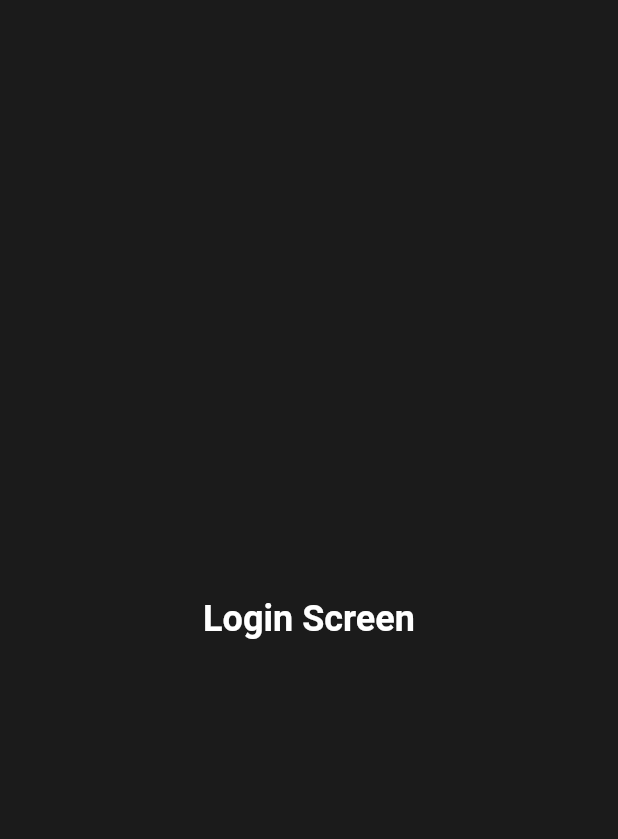
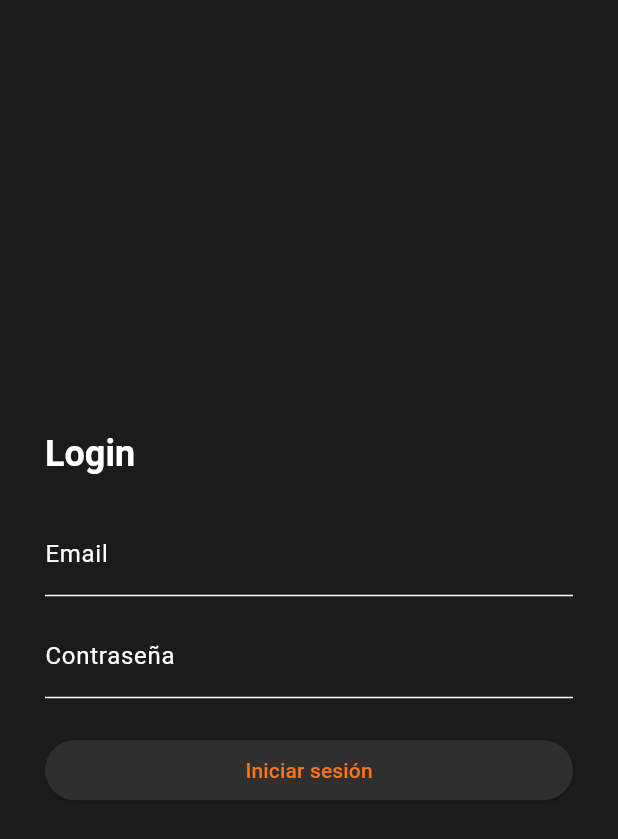
Before and after one commit to Autokratech/Grupo04, a Flutter app: the screen it shows after launch, on a phone screen of 412 x 824 dp. Shown: the top 839 px of the screen. Run offline on Flutter 3.47's test engine with Material 3 defaults, Android fonts, the phone set to English and light mode, and no system bars; our stand-ins replace get_it, go_router.

Commit message:
feature: add login_screen functional form ui

```diff
--- a/frontend/lib/domain/models/widget_type.dart
+++ b/frontend/lib/domain/models/widget_type.dart
@@ -1,5 +1,6 @@
 enum WidgetType {
   status,
   metric,
-  alert
+  list,
+  chart
 }
--- a/frontend/lib/features/auth/presentation/screens/login_screen.dart
+++ b/frontend/lib/features/auth/presentation/screens/login_screen.dart
@@ -1,15 +1,115 @@
 import 'package:flutter/material.dart';
+import 'package:frontend/features/auth/presentation/viewmodels/login_viewmodel.dart';
+import 'package:go_router/go_router.dart';
+import 'package:frontend/features/auth/presentation/states/login_state.dart';
+import 'package:frontend/app/router/app_routes.dart';
 
-class LoginScreen extends StatelessWidget {
+class LoginScreen extends StatefulWidget {
   const LoginScreen({super.key});
+
+  @override
+  State<LoginScreen> createState() => _LoginScreenState();
+}
+
+class _LoginScreenState extends State<LoginScreen> {
+  final LoginViewModel _vm = LoginViewModel();
+
+  final TextEditingController _emailController = TextEditingController();
+  final TextEditingController _passwordController = TextEditingController();
+
+  @override
+  void initState() {
+    super.initState();
+    _vm.addListener(_handleViewModelChanges);
+  }
+
+  void _handleViewModelChanges() {
+    if (!mounted) return;
+
+    if (_vm.state == LoginState.authenticated) {
+      context.go(AppRoutes.dashboard);
+    }
+  }
+
+  void _submitLogin() {
+    final email = _emailController.text.trim();
+    final password = _passwordController.text;
+    _vm.login(email, password);
+  }
+
+  @override
+  void dispose() {
+    _vm.removeListener(_handleViewModelChanges);
+    _emailController.dispose();
+    _passwordController.dispose();
+    super.dispose();
+  }
 
   @override
   Widget build(BuildContext context) {
     return Scaffold(
-      body: Center(
-        child: Text(
-          'Login Screen',
-          style: Theme.of(context).textTheme.headlineSmall,
+      body: SafeArea(
+        child: Center(
+          child: ConstrainedBox(
+            constraints: const BoxConstraints(maxWidth: 400),
+            child: Padding(
+              padding: const EdgeInsets.all(24),
+              child: ListenableBuilder(
+                listenable: _vm,
+                builder: (context, child) {
+                  final isLoading = _vm.state == LoginState.loading;
+                  final errorMessage = _vm.errorMessage;
+                  return Column(
+                    mainAxisSize: MainAxisSize.min,
+                    crossAxisAlignment: CrossAxisAlignment.stretch,
+                    children: [
+                      Text(
+                        'Login',
+                        style: Theme.of(context).textTheme.headlineSmall,
+                      ),
+                      SizedBox(height: 24),
+
+                      TextField(
+                        controller: _emailController,
+                        decoration: const InputDecoration(labelText: 'Email'),
+                      ),
+                      SizedBox(height: 12),
+
+                      TextField(
+                        controller: _passwordController,
+                        decoration: const InputDecoration(
+                          labelText: 'Contraseña',
+                        ),
+                        obscureText: true,
+                      ),
+                      SizedBox(height: 24),
+
+                      ElevatedButton(
+                        onPressed: isLoading ? null : _submitLogin,
+                        child: Text('Iniciar sesión'),
+                      ),
+
+                      if (isLoading) ...[
+                        const SizedBox(height: 12),
+                        const Center(child: CircularProgressIndicator()),
+                      ],
+
+                      if (errorMessage != null) ...[
+                        const SizedBox(height: 16),
+                        Text(
+                          errorMessage,
+                          style: TextStyle(
+                            color: Theme.of(context).colorScheme.error,
+                          ),
+                          textAlign: TextAlign.center,
+                        ),
+                      ],
+                    ],
+                  );
+                },
+              ),
+            ),
+          ),
         ),
       ),
     );
```
